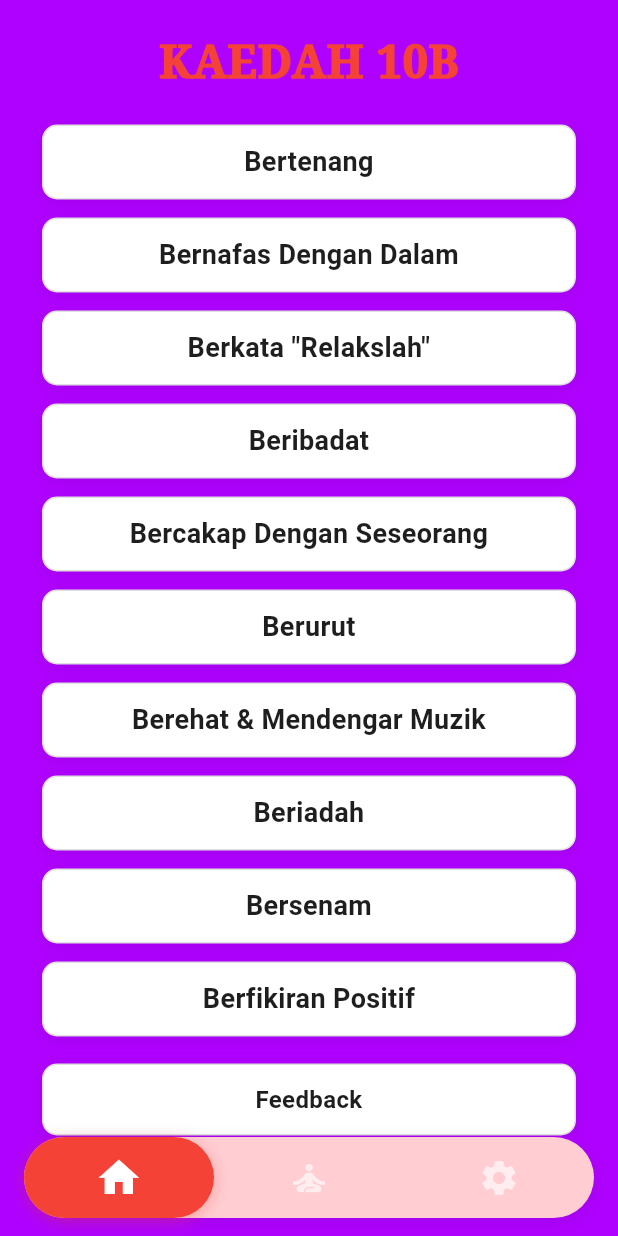
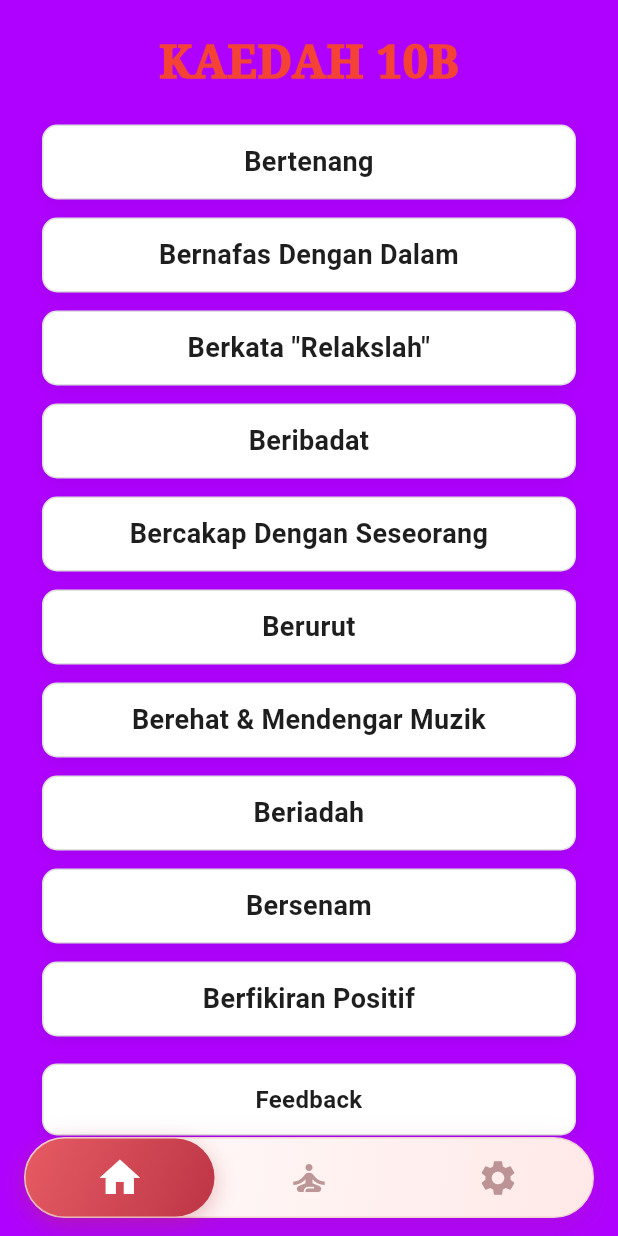
Before and after one commit to Zaki4436/meokkit, a Flutter app: the HomeScreen screen opened by its route, swiped to page 2, on a phone screen of 412 x 824 dp. Run offline on Flutter 3.47's test engine with Material 3 defaults, Android fonts, the phone set to English and light mode, and no system bars; our stand-ins replace flutter_bloc, image_picker, shared_preferences; accounts and stored records are empty; network calls fail.

Commit message:
enhance interface (homepage)

```diff
--- a/lib/screens/home_screen.dart
+++ b/lib/screens/home_screen.dart
@@ -70,7 +70,7 @@ class _HomeScreenState extends State<HomeScreen> {
   Widget build(BuildContext context) {
     return Scaffold(
       extendBody: true,
-      backgroundColor: const Color.fromARGB(255, 255, 255, 255),
+      backgroundColor: const Color(0xFFFFF8F7),
       body: PageView(
         controller: _pageController,
         physics: const NeverScrollableScrollPhysics(),
@@ -90,6 +90,49 @@ class _HomeScreenState extends State<HomeScreen> {
   Widget _buildHomeBody() {
     return Stack(
       children: [
+        Positioned.fill(
+          child: DecoratedBox(
+            decoration: const BoxDecoration(
+              gradient: LinearGradient(
+                begin: Alignment.topLeft,
+                end: Alignment.bottomRight,
+                colors: [
+                  Color(0xFFFFF5F2),
+                  Color(0xFFFFFCFB),
+                  Color(0xFFFFF1F3),
+                ],
+              ),
+            ),
+            child: Stack(
+              children: [
+                Positioned(
+                  top: 28,
+                  right: -70,
+                  child: Container(
+                    width: 210,
+                    height: 210,
+                    decoration: BoxDecoration(
+                      shape: BoxShape.circle,
+                      color: const Color(0xFFF4A6A0).withOpacity(0.10),
+                    ),
+                  ),
+                ),
+                Positioned(
+                  bottom: 95,
+                  left: -95,
+                  child: Container(
+                    width: 230,
+                    height: 230,
+                    decoration: BoxDecoration(
+                      shape: BoxShape.circle,
+                      color: const Color(0xFFE98F9A).withOpacity(0.08),
+                    ),
+                  ),
+                ),
+              ],
+            ),
+          ),
+        ),
         SafeArea(
           bottom: false,
           child: LayoutBuilder(
@@ -157,24 +200,28 @@ class _HomeScreenState extends State<HomeScreen> {
       width: double.infinity,
       height: 56,
       decoration: BoxDecoration(
-        color: const Color.fromARGB(255, 255, 255, 255), // Box 1 background color
-        borderRadius: BorderRadius.circular(10),
+        gradient: const LinearGradient(
+          begin: Alignment.topLeft,
+          end: Alignment.bottomRight,
+          colors: [Colors.white, Color(0xFFFFF9F8)],
+        ),
+        borderRadius: BorderRadius.circular(16),
         boxShadow: [
           BoxShadow(
-            color: Colors.black.withOpacity(0.1),
-            blurRadius: 10,
-            offset: const Offset(0, 3),
+            color: const Color(0xFFB64A52).withOpacity(0.10),
+            blurRadius: 16,
+            offset: const Offset(0, 6),
           ),
         ],
         border: Border.all(
-          color: const Color.fromARGB(255, 224, 224, 224), // Box 1 border color
-          width: 1,
+          color: const Color.fromARGB(255, 155, 102, 105),
+          width: 2,
         ),
       ),
       child: Material(
         color: Colors.transparent,
         child: InkWell(
-          borderRadius: BorderRadius.circular(10),
+          borderRadius: BorderRadius.circular(16),
           onTap: () {
             Navigator.push(
               context,
@@ -188,7 +235,7 @@ class _HomeScreenState extends State<HomeScreen> {
               'Information About Stress',
               textAlign: TextAlign.center,
               style: TextStyle(
-                color: Color.fromARGB(255, 0, 0, 0), // Box 1 text color
+                color: Color(0xFF382C2C),
                 fontSize: 18,
                 fontWeight: FontWeight.bold,
               ),
@@ -205,24 +252,28 @@ class _HomeScreenState extends State<HomeScreen> {
       width: double.infinity,
       height: 56,
       decoration: BoxDecoration(
-        color: const Color.fromARGB(255, 255, 255, 255), // Box 2 background color
-        borderRadius: BorderRadius.circular(10),
+        gradient: const LinearGradient(
+          begin: Alignment.topLeft,
+          end: Alignment.bottomRight,
+          colors: [Colors.white, Color(0xFFFFF9F8)],
+        ),
+        borderRadius: BorderRadius.circular(16),
         boxShadow: [
           BoxShadow(
-            color: Colors.black.withOpacity(0.1),
-            blurRadius: 10,
-            offset: const Offset(0, 3),
+            color: const Color(0xFFB64A52).withOpacity(0.10),
+            blurRadius: 16,
+            offset: const Offset(0, 6),
           ),
         ],
         border: Border.all(
-          color: const Color.fromARGB(255, 224, 224, 224), // Box 2 border color
-          width: 1,
+          color: const Color.fromARGB(255, 155, 102, 105),
+          width: 2,
         ),
       ),
       child: Material(
         color: Colors.transparent,
         child: InkWell(
-          borderRadius: BorderRadius.circular(10),
+          borderRadius: BorderRadius.circular(16),
           onTap: () {
             Navigator.push(
               context,
@@ -236,7 +287,7 @@ class _HomeScreenState extends State<HomeScreen> {
               'Stress Check',
               textAlign: TextAlign.center,
               style: TextStyle(
-                color: Color.fromARGB(255, 0, 0, 0), // Box 2 text color
+                color: Color(0xFF382C2C),
                 fontSize: 18,
                 fontWeight: FontWeight.bold,
               ),
@@ -253,31 +304,35 @@ class _HomeScreenState extends State<HomeScreen> {
       width: double.infinity,
       height: 56,
       decoration: BoxDecoration(
-        color: const Color.fromARGB(255, 255, 255, 255), // Box 3 background color
-        borderRadius: BorderRadius.circular(10),
+        gradient: const LinearGradient(
+          begin: Alignment.topLeft,
+          end: Alignment.bottomRight,
+          colors: [Colors.white, Color(0xFFFFF9F8)],
+        ),
+        borderRadius: BorderRadius.circular(16),
         boxShadow: [
           BoxShadow(
-            color: Colors.black.withOpacity(0.1),
-            blurRadius: 10,
-            offset: const Offset(0, 3),
+            color: const Color(0xFFB64A52).withOpacity(0.10),
+            blurRadius: 16,
+            offset: const Offset(0, 6),
           ),
         ],
         border: Border.all(
-          color: const Color.fromARGB(255, 224, 224, 224), // Box 3 border color
-          width: 1,
+          color: const Color.fromARGB(255, 155, 102, 105),
+          width: 2,
         ),
       ),
       child: Material(
         color: Colors.transparent,
         child: InkWell(
-          borderRadius: BorderRadius.circular(10),
+          borderRadius: BorderRadius.circular(16),
           onTap: _openDass,
           child: const Center(
             child: Text(
-              'DASS  Test',
+              'DASS Test',
               textAlign: TextAlign.center,
               style: TextStyle(
-                color: Color.fromARGB(255, 0, 0, 0), // Box 3 text color
+                color: Color(0xFF382C2C),
                 fontSize: 18,
                 fontWeight: FontWeight.bold,
               ),
@@ -293,13 +348,21 @@ class _HomeScreenState extends State<HomeScreen> {
       margin: const EdgeInsets.only(left: 16, right: 16, bottom: 12),
       height: 54,
       decoration: BoxDecoration(
-        color: const Color(0xFFFFCDD2), // Soft pink background
+        gradient: const LinearGradient(
+          begin: Alignment.topLeft,
+          end: Alignment.bottomRight,
+          colors: [Color(0xFFFFFDFC), Color(0xFFFFE9E8)],
+        ),
         borderRadius: BorderRadius.circular(27),
+        border: Border.all(
+          color: const Color(0xFFF1D4D2),
+          width: 1,
+        ),
         boxShadow: [
           BoxShadow(
-            color: Colors.black.withOpacity(0.08),
-            blurRadius: 10,
-            offset: const Offset(0, 3),
+            color: const Color(0xFF9F3D48).withOpacity(0.16),
+            blurRadius: 18,
+            offset: const Offset(0, 7),
           ),
         ],
       ),
@@ -319,13 +382,17 @@ class _HomeScreenState extends State<HomeScreen> {
                 width: tabWidth,
                 child: Container(
                   decoration: BoxDecoration(
-                    color: Colors.red,
+                    gradient: const LinearGradient(
+                      begin: Alignment.topLeft,
+                      end: Alignment.bottomRight,
+                      colors: [Color(0xFFE65B63), Color(0xFFBD3546)],
+                    ),
                     borderRadius: BorderRadius.circular(27),
                     boxShadow: [
                       BoxShadow(
-                        color: Colors.red.withOpacity(0.35),
-                        blurRadius: 8,
-                        offset: const Offset(0, 2),
+                        color: const Color(0xFFBD3546).withOpacity(0.32),
+                        blurRadius: 12,
+                        offset: const Offset(0, 4),
                       ),
                     ],
                   ),
@@ -366,7 +433,7 @@ class _HomeScreenState extends State<HomeScreen> {
                 duration: const Duration(milliseconds: 200),
                 child: Icon(
                   icon,
-                  color: Colors.white,
+                  color: isSelected ? Colors.white : const Color(0xFF9B6669),
                   size: 28,
                 ),
               ),
```
